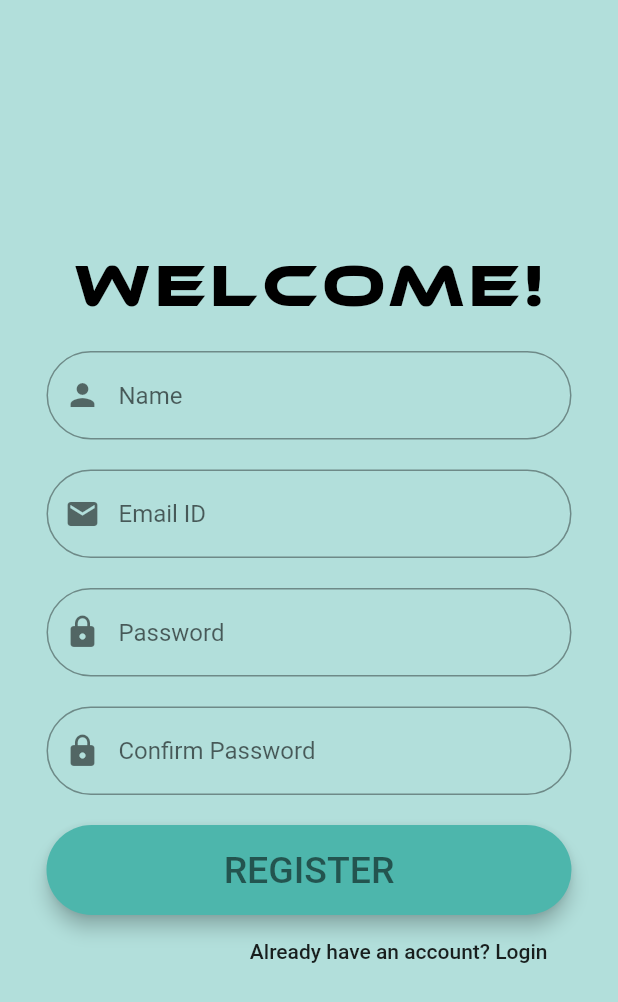
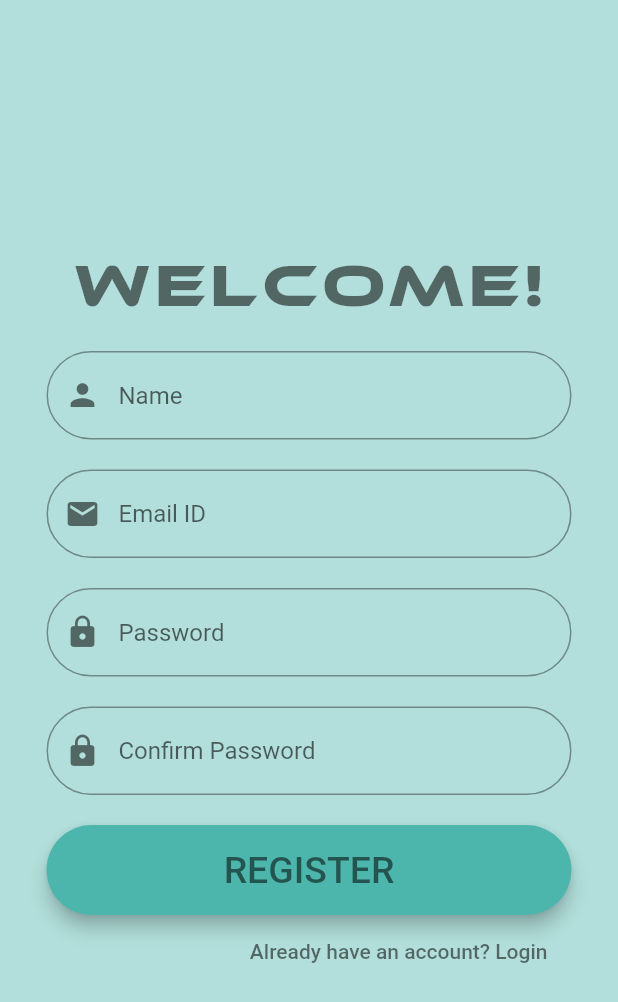
Before and after one commit to urantiatech/authenticator_flutter, a Flutter app: the screen it shows after launch, after a tap on "Register", on a phone screen of 412 x 824 dp. Shown: the top 1002 px of the screen. Run offline on Flutter 3.47's test engine with Material 2 defaults, Android fonts, the phone set to English and light mode, and no system bars.

Commit message:
changed black to black54 for some text

```diff
--- a/lib/main.dart
+++ b/lib/main.dart
@@ -57,7 +57,7 @@ class _LoginPageState extends State<LoginPage> {
                 'Welcome!',
                 style: TextStyle(
                   fontSize: 40,
-                  color: Colors.black,
+                  color: Colors.black54,
                   letterSpacing: 3,
                   fontFamily: 'Ethnocentric',
                 ),
@@ -155,13 +155,23 @@ class _LoginPageState extends State<LoginPage> {
                   mainAxisAlignment: MainAxisAlignment.spaceBetween,
                   children: [
                     FlatButton(
-                      child: Text('Forgot password?'),
+                      child: Text(
+                        'Forgot password?',
+                        style: TextStyle(
+                          color: Colors.black54,
+                        ),
+                      ),
                       onPressed: () {
                         print('I don\'t do anything yet');
                       },
                     ),
                     FlatButton(
-                      child: Text('Register'),
+                      child: Text(
+                        'Register',
+                        style: TextStyle(
+                          color: Colors.black54,
+                        ),
+                      ),
                       onPressed: () {
                         Navigator.push(
                           context,
--- a/lib/register.dart
+++ b/lib/register.dart
@@ -24,7 +24,7 @@ class _RegisterPageState extends State<RegisterPage> {
                   'Welcome!',
                   style: TextStyle(
                     fontSize: 40,
-                    color: Colors.black,
+                    color: Colors.black54,
                     letterSpacing: 3,
                     fontFamily: 'Ethnocentric',
                   ),
@@ -152,7 +152,12 @@ class _RegisterPageState extends State<RegisterPage> {
                     mainAxisAlignment: MainAxisAlignment.end,
                     children: [
                       FlatButton(
-                        child: Text('Already have an account? Login'),
+                        child: Text(
+                          'Already have an account? Login',
+                          style: TextStyle(
+                            color: Colors.black54,
+                          ),
+                        ),
                         onPressed: () {
                           Navigator.pop(context);
                         },
```
